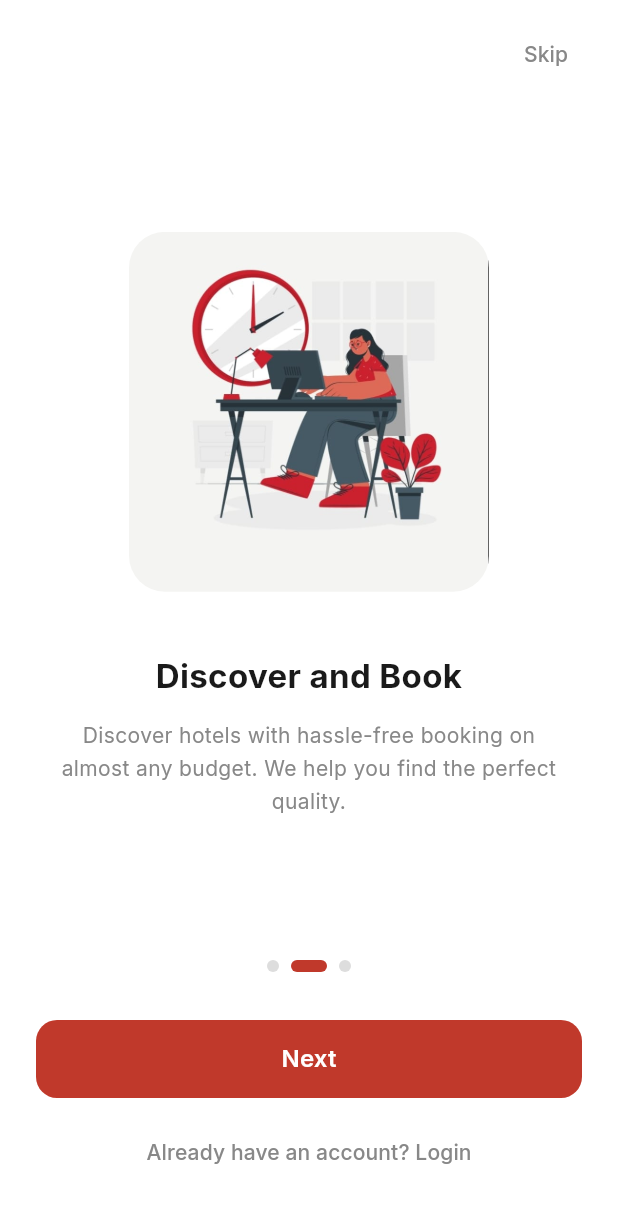
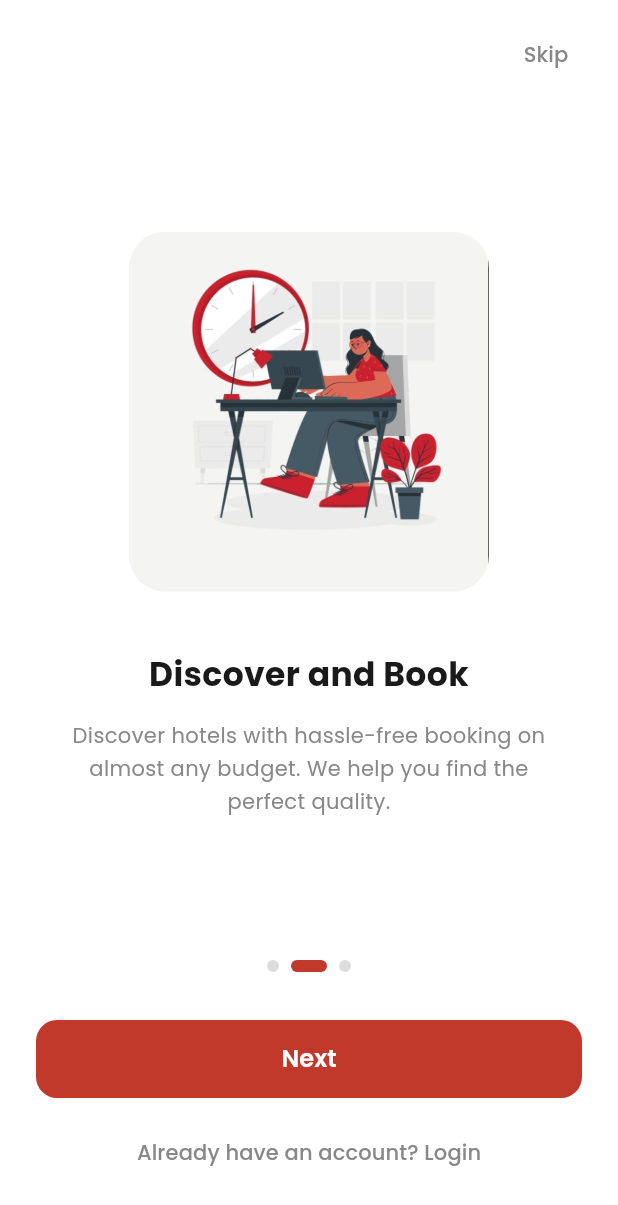
Before and after one commit to Rahul-yaan/Flutter_Andrio, a Flutter app: the screen it shows after launch, swiped to page 2, on a phone screen of 412 x 824 dp. Shown: the top 1205 px of the screen. Run offline on Flutter 3.47's test engine with Material 3 defaults, Android fonts, the phone set to English and light mode, and no system bars; drawn by our look-alikes of smooth_page_indicator; our stand-ins replace firebase_auth, firebase_core, flutter_dotenv, geolocator, google_fonts, google_maps_flutter and 3 more; missing offline and left inert: razorpay_flutter; accounts and stored records are empty.

Commit message:
Update main.dart with GoogleFonts Poppins typography and centralized ThemeData

```diff
--- a/lib/main.dart
+++ b/lib/main.dart
@@ -25,23 +25,57 @@ class MyApp extends StatelessWidget {
 
   @override
   Widget build(BuildContext context) {
+    const primaryColor = Color(0xFFC0392B);
+
     return MaterialApp(
       title: 'StayEase',
       debugShowCheckedModeBanner: false,
       theme: ThemeData(
-        textTheme: GoogleFonts.interTextTheme(Theme.of(context).textTheme),
-        colorScheme: ColorScheme.fromSeed(seedColor: const Color(0xFFC0392B)),
+       useMaterial3: true,
+       colorScheme: ColorScheme.fromSeed(
+         seedColor: primaryColor,
+         primary: primaryColor,
+       ),
+       // Centralized Poppins Typography & Font Family
+       textTheme: GoogleFonts.poppinsTextTheme(Theme.of(context).textTheme),
+       fontFamily: GoogleFonts.poppins().fontFamily,
+       appBarTheme: AppBarTheme(
+         backgroundColor: primaryColor,
+         foregroundColor: Colors.white,
+         elevation: 0,
+         titleTextStyle: GoogleFonts.poppins(
+           color: Colors.white,
+           fontSize: 18,
+           fontWeight: FontWeight.w600,
+         ),
+       ),
        inputDecorationTheme: InputDecorationTheme(
          filled: true,
          fillColor: const Color(0xFFF9F9F9),
-          labelStyle: const TextStyle(color: Color(0xFF888888)),
+         hintStyle: GoogleFonts.poppins(
+           color: const Color(0xFF888888),
+           fontSize: 13,
+         ),
+         labelStyle: GoogleFonts.poppins(
+           color: const Color(0xFF444444),
+           fontSize: 13,
+           fontWeight: FontWeight.w500,
+         ),
          enabledBorder: OutlineInputBorder(
            borderRadius: BorderRadius.circular(12),
            borderSide: const BorderSide(color: Color(0xFFDDDDDD), width: 1),
          ),
          focusedBorder: OutlineInputBorder(
            borderRadius: BorderRadius.circular(12),
-            borderSide: const BorderSide(color: Color(0xFFC0392B), width: 2),
+           borderSide: const BorderSide(color: primaryColor, width: 2),
+         ),
+         errorBorder: OutlineInputBorder(
+           borderRadius: BorderRadius.circular(12),
+           borderSide: const BorderSide(color: Colors.red, width: 1),
+         ),
+         focusedErrorBorder: OutlineInputBorder(
+           borderRadius: BorderRadius.circular(12),
+           borderSide: const BorderSide(color: Colors.red, width: 2),
          ),
          contentPadding: const EdgeInsets.symmetric(
            horizontal: 16,
```
Lines whose indentation alone changed are shown as unchanged.
